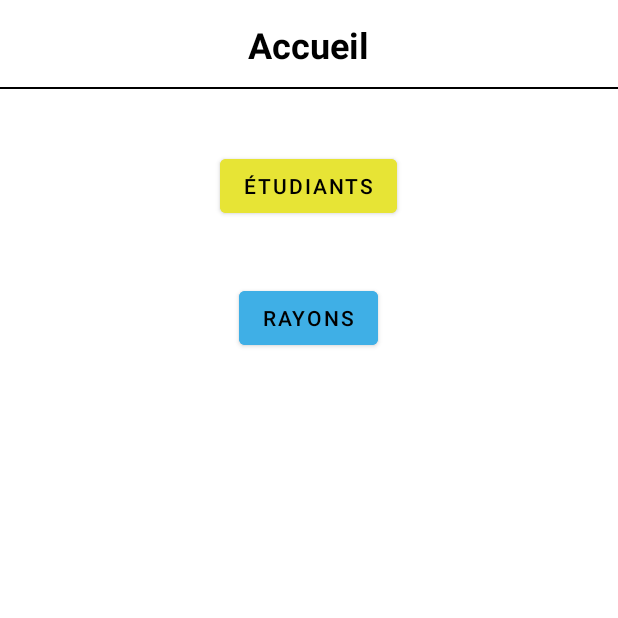
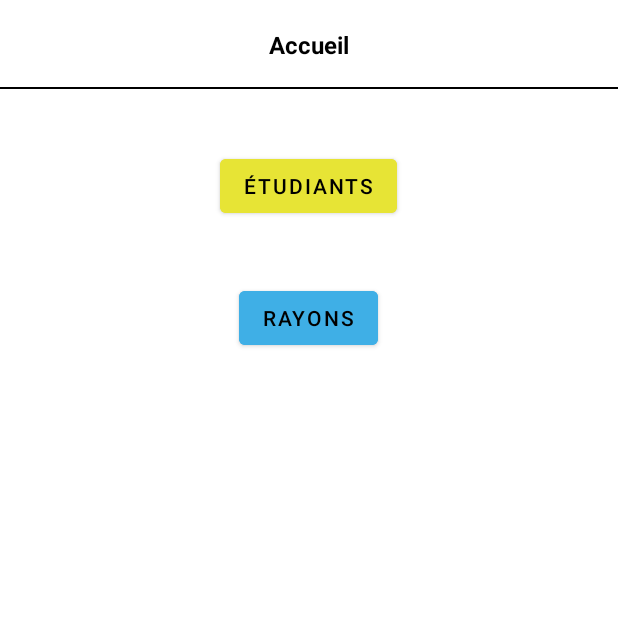
Before and after one commit to sevndl/dev-mobile-android, an Android app: the screen it shows after launch (HomeActivity), on a phone screen of 412 x 824 dp, the top half of it. Run offline under Robolectric (Android 15) with nearby library versions, the phone set to English and light mode, and no system bars.

Commit message:
Ajustement de l'affichage du titre

```diff
--- a/app/src/main/res/layout/layout_header.xml
+++ b/app/src/main/res/layout/layout_header.xml
@@ -14,16 +14,17 @@
             android:visibility="gone"
             android:layout_marginStart="5dp"
             android:layout_centerVertical="true"/>
+
         <TextView
             android:id="@+id/textViewTitle"
+            android:layout_width="300dp"
+            android:layout_height="40dp"
             android:layout_centerInParent="true"
-            android:layout_width="wrap_content"
-            android:layout_height="match_parent"
-            android:gravity="center_vertical"
+            android:gravity="center"
             android:text="Epsi"
-            android:textSize="24sp"
-            android:textStyle="bold"
-            android:textColor="@android:color/black"/>
+            android:textColor="@android:color/black"
+            android:textSize="16sp"
+            android:textStyle="bold" />
     </RelativeLayout>
 
 </RelativeLayout>
```
